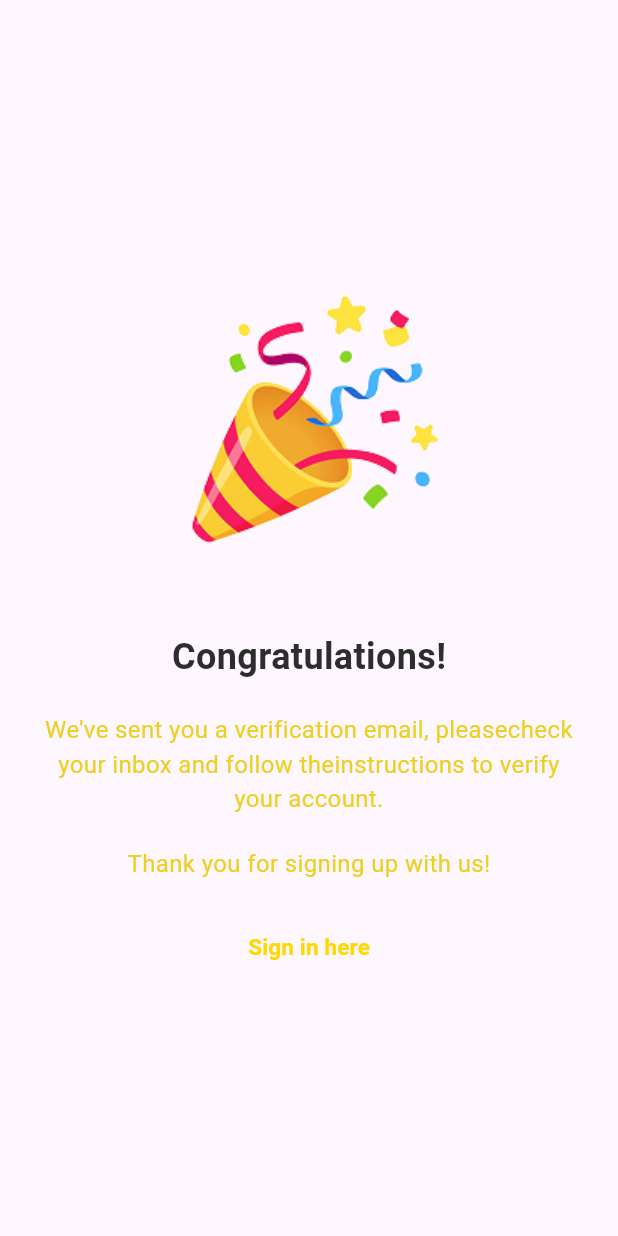
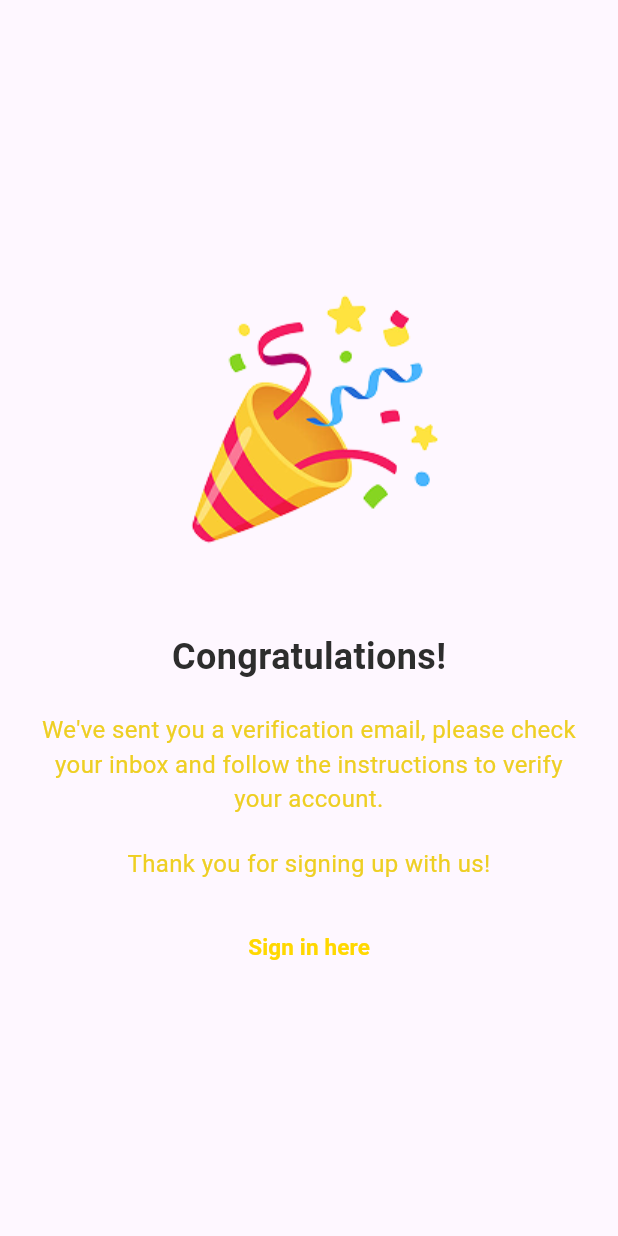
Before and after one commit to iSiRaH/transist_tracker, a Flutter app: the SignupSuccessPage screen opened directly, on a phone screen of 412 x 824 dp. Run offline on Flutter 3.47's test engine with Material 3 defaults, Android fonts, the phone set to English and light mode, and no system bars; our stand-ins replace curved_navigation_bar.

Commit message:
fixed some errors

```diff
--- a/lib/main.dart
+++ b/lib/main.dart
@@ -1,5 +1,6 @@
 import 'package:flutter/material.dart';
 import 'package:transist_tracker/pages/bus_details_page.dart';
+import 'package:transist_tracker/pages/welcome_page.dart';
 
 void main() {
   runApp(const MyApp());
--- a/lib/pages/login_page.dart
+++ b/lib/pages/login_page.dart
@@ -1,4 +1,5 @@
 import 'package:flutter/material.dart';
+import 'package:transist_tracker/pages/bus_details_page.dart';
 import 'package:transist_tracker/pages/signup_page.dart';
 import 'package:transist_tracker/pages/signup_success_page.dart';
 import 'package:transist_tracker/utils/colors.dart';
@@ -78,7 +79,7 @@ class LoginPage extends StatelessWidget {
                   Navigator.push(
                     context,
                     MaterialPageRoute(
-                      builder: (context) => SignupSuccessPage(),
+                      builder: (context) => BusDetailsPage(),
                     ),
                   );
                 },
--- a/lib/pages/signup_page.dart
+++ b/lib/pages/signup_page.dart
@@ -3,7 +3,7 @@ import 'package:flutter/material.dart';
 import 'package:transist_tracker/pages/login_page.dart';
 import 'package:transist_tracker/pages/signup_success_page.dart';
 import 'package:transist_tracker/utils/colors.dart';
-import 'package:transist_tracker/widgets/reusable/input_field.dart';
+import 'package:transist_tracker/widgets/reusable/login_page/input_field.dart';
 
 class SignupPage extends StatelessWidget {
   const SignupPage({super.key});
--- a/lib/pages/signup_success_page.dart
+++ b/lib/pages/signup_success_page.dart
@@ -35,7 +35,7 @@ class SignupSuccessPage extends StatelessWidget {
               height: 20,
             ),
             Text(
-              "We've sent you a verification email, pleasecheck your inbox and follow theinstructions to verify your account.",
+              "We've sent you a verification email, please check your inbox and follow the instructions to verify your account.",
               textAlign: TextAlign.center,
               style: TextStyle(
                 fontSize: 16,
```
